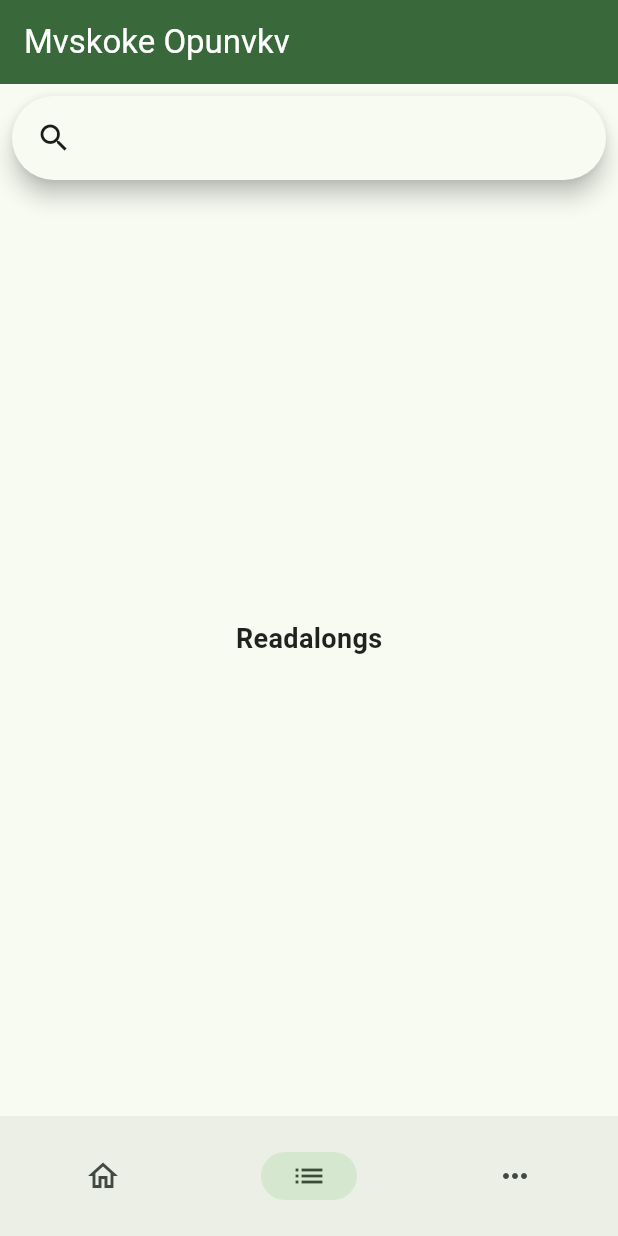
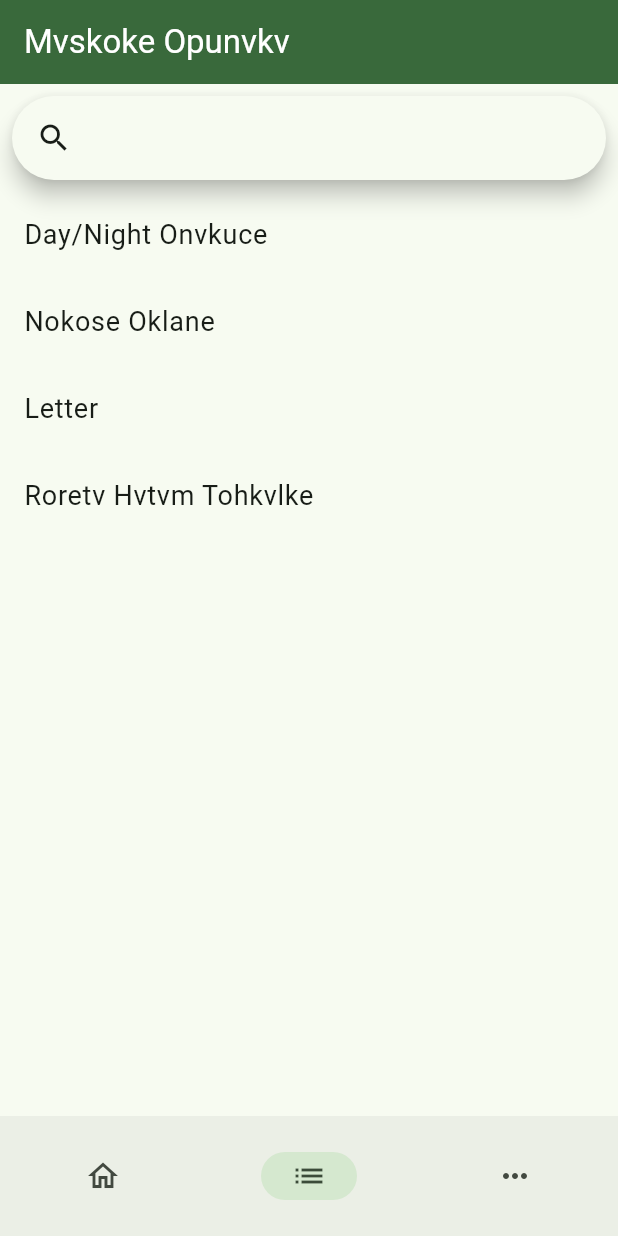
Before and after one commit to jmainzy/mvskoke-language-app, a Flutter app: the screen it shows after launch, item 2 of the bottom bar chosen, on a phone screen of 412 x 824 dp. Run offline on Flutter 3.47's test engine with Material 3 defaults, Android fonts, the phone set to English and light mode, and no system bars; our stand-ins replace audio_service, audio_video_progress_bar, get_it, go_router, hive, hive_flutter and 4 more; missing offline and left inert: gpt_markdown, window_size; accounts and stored records are empty.

Commit message:
add content list screen

```diff
--- /dev/null
+++ b/lib/models/content_item.dart
@@ -0,0 +1,13 @@
+class ContentItem {
+  final String id;
+  final String title;
+  final String? textFile;
+  final String? mediaId;
+
+  ContentItem({
+    required this.id,
+    required this.title,
+    this.textFile,
+    this.mediaId,
+  });
+}
--- a/lib/services/audio_player_service.dart
+++ b/lib/services/audio_player_service.dart
@@ -229,9 +229,9 @@ class AudioPlayerService extends BaseAudioHandler {
     // get application directory
     final appDir = await getApplicationDocumentsDirectory();
     // use the app logo as the album art
-    const artPath = 'assets/images/icon.png';
+    const artPath = 'assets/images/icon.svg';
     // write the asset to the application directory
-    final file = File('${appDir.path}/icon.png');
+    final file = File('${appDir.path}/icon.svg');
     // write the file
     await file.writeAsBytes(
       (await rootBundle.load(artPath)).buffer.asUint8List(),
--- /dev/null
+++ b/lib/services/content_service.dart
@@ -0,0 +1,26 @@
+import 'package:mvskoke_language_app/models/content_item.dart';
+
+final List<ContentItem> stories = [
+  ContentItem(
+    id: '1',
+    title: 'Day/Night Onvkuce',
+    textFile: 'day_night_onvkuce.txt',
+  ),
+  ContentItem(id: '2', title: 'Nokose Oklane', textFile: 'nokose_oklane.txt'),
+  ContentItem(id: '3', title: 'Letter', textFile: 'letter.txt'),
+  ContentItem(
+    id: '4',
+    title: 'Roretv Hvtvm Tohkvlke',
+    textFile: 'roretv_hvtvm_tohkvlke.txt',
+  ),
+];
+
+class ContentService {
+  List<ContentItem> getStories() {
+    return stories;
+  }
+
+  Future<List<ContentItem>> getContentById(String id) async {
+    return stories.where((story) => story.id == id).toList();
+  }
+}
--- a/lib/services/navigation_helper.dart
+++ b/lib/services/navigation_helper.dart
@@ -1,10 +1,11 @@
 import 'package:flutter/material.dart';
 import 'package:go_router/go_router.dart';
 import 'package:logger/logger.dart';
-import 'package:mvskoke_language_app/ui/about_screen.dart';
-import 'package:mvskoke_language_app/ui/alphabet_screen.dart';
-import 'package:mvskoke_language_app/ui/readalong_screen.dart';
-import 'package:mvskoke_language_app/ui/more_screen.dart';
+import 'package:mvskoke_language_app/ui/more/about_screen.dart';
+import 'package:mvskoke_language_app/ui/more/alphabet_screen.dart';
+import 'package:mvskoke_language_app/ui/content/content_list.dart';
+import 'package:mvskoke_language_app/ui/content/content_page.dart';
+import 'package:mvskoke_language_app/ui/more/more_screen.dart';
 import 'package:mvskoke_language_app/ui/home_screen.dart';
 
 Logger log = Logger();
@@ -35,8 +36,7 @@ class NavigationHelper {
       router.routeInformationParser;
 
   static const String homePath = '/';
-  static const String playlistPath = '/playlist';
-  static const String songsPath = '/songs';
+  static const String contentPath = '/content';
   static const String aboutPath = 'about';
   static const String morePath = '/more';
   static const String glossaryPath = 'glossary';
@@ -71,13 +71,30 @@ class NavigationHelper {
             navigatorKey: playlistTabNavigatorKey,
             routes: [
               GoRoute(
-                path: playlistPath,
+                path: contentPath,
                 pageBuilder: (context, state) {
                   return MaterialPage(
                     key: state.pageKey,
-                    child: const ReadalongScreen(),
+                    child: const SearchWrapper(),
                   );
                 },
+                routes: [
+                  GoRoute(
+                    path: '/:contentId',
+                    pageBuilder: (context, state) {
+                      final id = state.pathParameters['contentId'];
+                      if (id == null) {
+                        throw Exception('Invalid entity id');
+                      } else {
+                        log.i('navvy content id: $id');
+                      }
+                      return MaterialPage(
+                        key: state.pageKey,
+                        child: ContentPage(contentId: id),
+                      );
+                    },
+                  ),
+                ],
               ),
             ],
           ),
--- a/lib/ui/readalong_screen.dart
+++ b/lib/ui/content/content_list.dart
@@ -1,40 +1,43 @@
 import 'package:flutter/foundation.dart';
 import 'package:flutter/material.dart';
 import 'package:logger/logger.dart';
+import 'package:mvskoke_language_app/models/content_item.dart';
+import 'package:mvskoke_language_app/services/content_service.dart';
+import 'package:mvskoke_language_app/services/navigation_helper.dart';
 import 'package:mvskoke_language_app/utilities/dimens.dart';
 import 'package:watch_it/watch_it.dart';
 
 Logger log = Logger();
 
-class ReadalongScreen extends StatefulWidget {
-  const ReadalongScreen({super.key});
+class SearchWrapper extends StatefulWidget {
+  const SearchWrapper({super.key});
 
   @override
-  ReadalongScreenState createState() => ReadalongScreenState();
+  SearchWrapperState createState() => SearchWrapperState();
 }
 
-class ReadalongScreenState extends State<ReadalongScreen> with WidgetsBindingObserver {
+class SearchWrapperState extends State<SearchWrapper>
+    with WidgetsBindingObserver {
   final GlobalKey<ScaffoldState> scaffoldKey = GlobalKey<ScaffoldState>();
   late Future<void> _loadingFuture;
+  final contentService = sl<ContentService>();
+  var stories = <ContentItem>[];
 
   @override
   void initState() {
     WidgetsBinding.instance.addObserver(this);
     super.initState();
     _loadingFuture = _init();
+    fetch();
   }
 
   Future<void> _init() async {
     await sl.allReady();
-    // await sl<ConfigService>().initConfig();
-    // await sl<SongManager>().init();
     if (!mounted) return;
   }
 
   Future<void> fetch() async {
-    // get songs again
-    // final songManager = sl<SongManager>();
-    // await songManager.init();
+    stories = contentService.getStories();
   }
 
   @override
@@ -67,13 +70,13 @@ class ReadalongScreenState extends State<ReadalongScreen> with WidgetsBindingObs
           if (snapshot.connectionState == ConnectionState.waiting) {
             return const Center(child: CircularProgressIndicator());
           } else if (snapshot.hasError) {
-            log.e('Error loading songs: ${snapshot.error}');
+            log.e('Error loading content: ${snapshot.error}');
             return Center(
               child: Column(
                 mainAxisAlignment: MainAxisAlignment.center,
                 children: [
                   const Text(
-                    'Error loading songs',
+                    'Error loading content',
                     style: TextStyle(fontSize: 18, fontWeight: FontWeight.bold),
                   ),
                   const SizedBox(height: 20),
@@ -87,7 +90,7 @@ class ReadalongScreenState extends State<ReadalongScreen> with WidgetsBindingObs
               ),
             );
           } else {
-            return const HomeContent();
+            return ContentList(stories: stories);
           }
         },
       ),
@@ -101,15 +104,16 @@ class ReadalongScreenState extends State<ReadalongScreen> with WidgetsBindingObs
   }
 }
 
-class HomeContent extends WatchingStatefulWidget {
-  const HomeContent({super.key});
+class ContentList extends WatchingStatefulWidget {
+  final List<ContentItem> stories;
+  const ContentList({super.key, required this.stories});
 
   @override
-  HomeContentState createState() => HomeContentState();
+  ContentListState createState() => ContentListState();
 }
 
-class HomeContentState extends State<HomeContent> {
-  HomeContentState();
+class ContentListState extends State<ContentList> {
+  ContentListState();
 
   final SearchController controller = SearchController();
   var isSearching = false;
@@ -196,18 +200,23 @@ class HomeContentState extends State<HomeContent> {
                 ];
               },
         ),
-        Flexible(
-          child: const Center(
-            child: Column(
-              mainAxisAlignment: MainAxisAlignment.center,
-              children: [
-                Text(
-                  'Readalongs',
-                  style: TextStyle(fontSize: 18, fontWeight: FontWeight.bold),
-                ),
-                SizedBox(height: 20),
-              ],
-            ),
+        Expanded(
+          child: ListView.separated(
+            scrollDirection: Axis.vertical,
+            itemCount: widget.stories.length,
+            separatorBuilder: (BuildContext context, int index) {
+              return SizedBox(height: 2);
+            },
+            itemBuilder: (BuildContext context, int index) {
+              return ListTile(
+                title: Text(widget.stories[index].title),
+                onTap: () {
+                  NavigationHelper.router.go(
+                    '${NavigationHelper.contentPath}/${widget.stories[index].id}',
+                  );
+                },
+              );
+            },
           ),
         ),
       ],
--- a/lib/ui/alphabet_screen.dart
+++ b/lib/ui/more/alphabet_screen.dart
@@ -1,7 +1,7 @@
 import 'package:flutter/material.dart';
 import 'package:gpt_markdown/gpt_markdown.dart';
 import 'package:mvskoke_language_app/models/media_item.dart';
-import 'package:mvskoke_language_app/ui/mini_audio.dart';
+import 'package:mvskoke_language_app/ui/components/mini_audio.dart';
 import 'package:mvskoke_language_app/utilities/dimens.dart';
 import 'package:url_launcher/url_launcher.dart';
 
--- a/pubspec.yaml
+++ b/pubspec.yaml
@@ -76,6 +76,7 @@ flutter:
   assets:
     - assets/
     - assets/audio/
+    - assets/images/
 
   # An image asset can refer to one or more resolution-specific "variants", see
   # https://flutter.dev/to/resolution-aware-images
```
Also changed, not shown: lib/services/service_locator.dart (+3 -4 lines), lib/ui/components/reader_widget.dart (added, +19 -0 lines), lib/ui/content/content_page.dart (added, +40 -0 lines), assets/images/icon.svg (added), lib/ui/components/mini_audio.dart (renamed from lib/ui/mini_audio.dart), lib/ui/more/about_screen.dart (renamed from lib/ui/about_screen.dart), lib/ui/more/more_screen.dart (renamed from lib/ui/more_screen.dart).
